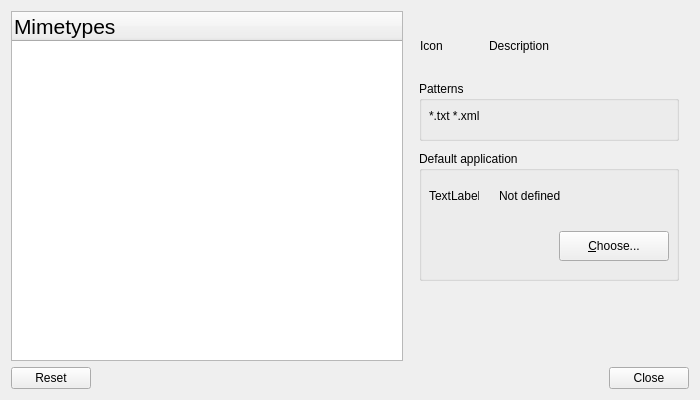
Old version of the form razor-config-file-associations/mimetypeviewer.ui in the repository lxqt/lxqt-config.
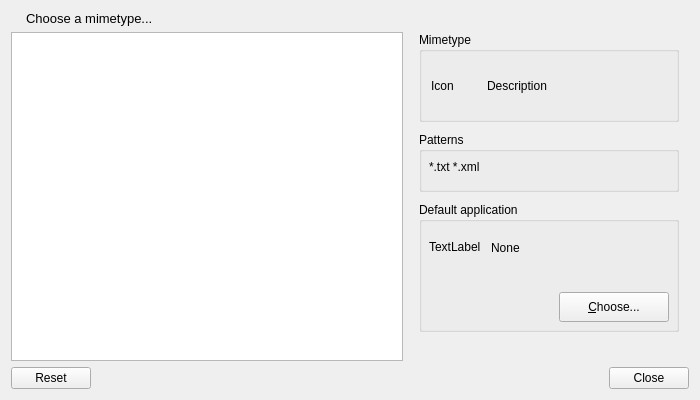
New version of the form.

Commit message: config-file-associations: minor changes to mimetypeviewer looks

Diff of the .ui file:
```diff
--- a/razor-config-file-associations/mimetypeviewer.ui
+++ b/razor-config-file-associations/mimetypeviewer.ui
@@ -20,7 +20,7 @@
    <string>mimetypeviewer</string>
   </property>
   <layout class="QGridLayout" name="gridLayout">
-   <item row="0" column="0">
+   <item row="2" column="0">
     <widget class="QTreeWidget" name="mimetypeTreeWidget">
      <property name="sizePolicy">
       <sizepolicy hsizetype="MinimumExpanding" vsizetype="MinimumExpanding">
@@ -35,7 +35,7 @@
       </size>
      </property>
      <attribute name="headerVisible">
-      <bool>true</bool>
+      <bool>false</bool>
      </attribute>
      <attribute name="headerDefaultSectionSize">
       <number>500</number>
@@ -46,20 +46,13 @@
       </property>
       <property name="font">
        <font>
-        <pointsize>16</pointsize>
+        <pointsize>10</pointsize>
        </font>
       </property>
      </column>
     </widget>
    </item>
-   <item row="1" column="0" colspan="2">
-    <widget class="QDialogButtonBox" name="dialogButtonBox">
-     <property name="standardButtons">
-      <set>QDialogButtonBox::Close|QDialogButtonBox::Reset</set>
-     </property>
-    </widget>
-   </item>
-   <item row="0" column="1">
+   <item row="2" column="1">
     <widget class="QFrame" name="frame">
      <property name="enabled">
       <bool>true</bool>
@@ -86,7 +79,7 @@
       <property name="geometry">
        <rect>
         <x>10</x>
-        <y>140</y>
+        <y>170</y>
         <width>260</width>
         <height>130</height>
        </rect>
@@ -98,7 +91,7 @@
        <property name="geometry">
         <rect>
          <x>140</x>
-         <y>80</y>
+         <y>90</y>
          <width>110</width>
          <height>30</height>
         </rect>
@@ -107,70 +100,65 @@
         <string>&amp;Choose...</string>
        </property>
       </widget>
-      <widget class="QLabel" name="applicationLabel">
-       <property name="geometry">
-        <rect>
-         <x>80</x>
-         <y>30</y>
-         <width>170</width>
-         <height>30</height>
-        </rect>
-       </property>
-       <property name="text">
-        <string>Not defined</string>
-       </property>
-      </widget>
-      <widget class="QLabel" name="appIcon">
+      <widget class="QFrame" name="applicationLabelFrame">
        <property name="geometry">
         <rect>
          <x>10</x>
          <y>20</y>
-         <width>50</width>
-         <height>50</height>
+         <width>241</width>
+         <height>51</height>
         </rect>
        </property>
-       <property name="text">
-        <string>TextLabel</string>
+       <property name="frameShape">
+        <enum>QFrame::NoFrame</enum>
        </property>
+       <property name="frameShadow">
+        <enum>QFrame::Raised</enum>
+       </property>
+       <layout class="QHBoxLayout" name="horizontalLayout">
+        <property name="spacing">
+         <number>0</number>
+        </property>
+        <property name="margin">
+         <number>0</number>
+        </property>
+        <item>
+         <widget class="QLabel" name="appIcon">
+          <property name="sizePolicy">
+           <sizepolicy hsizetype="Fixed" vsizetype="Fixed">
+            <horstretch>0</horstretch>
+            <verstretch>0</verstretch>
+           </sizepolicy>
+          </property>
+          <property name="minimumSize">
+           <size>
+            <width>50</width>
+            <height>50</height>
+           </size>
+          </property>
+          <property name="text">
+           <string>TextLabel</string>
+          </property>
+         </widget>
+        </item>
+        <item>
+         <widget class="QLabel" name="applicationLabel">
+          <property name="text">
+           <string>None</string>
+          </property>
+          <property name="indent">
+           <number>10</number>
+          </property>
+         </widget>
+        </item>
+       </layout>
       </widget>
      </widget>
-     <widget class="QLabel" name="descriptionLabel">
-      <property name="geometry">
-       <rect>
-        <x>80</x>
-        <y>20</y>
-        <width>190</width>
-        <height>30</height>
-       </rect>
-      </property>
-      <property name="text">
-       <string>Description</string>
-      </property>
-     </widget>
-     <widget class="QLabel" name="iconLabel">
-      <property name="geometry">
-       <rect>
-        <x>11</x>
-        <y>10</y>
-        <width>50</width>
-        <height>50</height>
-       </rect>
-      </property>
-      <property name="minimumSize">
-       <size>
-        <width>50</width>
-        <height>50</height>
-       </size>
-      </property>
-      <property name="text">
-       <string>Icon</string>
-      </property>
-     </widget>
      <widget class="QGroupBox" name="patternsGroupBox">
       <property name="geometry">
        <rect>
         <x>10</x>
-        <y>70</y>
+        <y>100</y>
         <width>260</width>
         <height>60</height>
        </rect>
@@ -190,8 +178,77 @@
        <property name="text">
         <string>*.txt *.xml</string>
        </property>
+       <property name="wordWrap">
+        <bool>true</bool>
+       </property>
       </widget>
      </widget>
+     <widget class="QGroupBox" name="mimetypeGroupBox">
+      <property name="geometry">
+       <rect>
+        <x>10</x>
+        <y>0</y>
+        <width>260</width>
+        <height>90</height>
+       </rect>
+      </property>
+      <property name="title">
+       <string>Mimetype</string>
+      </property>
+      <layout class="QHBoxLayout" name="horizontalLayout_2">
+       <item>
+        <widget class="QLabel" name="iconLabel">
+         <property name="sizePolicy">
+          <sizepolicy hsizetype="Fixed" vsizetype="Fixed">
+           <horstretch>0</horstretch>
+           <verstretch>0</verstretch>
+          </sizepolicy>
+         </property>
+         <property name="minimumSize">
+          <size>
+           <width>50</width>
+           <height>50</height>
+          </size>
+         </property>
+         <property name="text">
+          <string>Icon</string>
+         </property>
+        </widget>
+       </item>
+       <item>
+        <widget class="QLabel" name="descriptionLabel">
+         <property name="text">
+          <string>Description</string>
+         </property>
+         <property name="wordWrap">
+          <bool>true</bool>
+         </property>
+        </widget>
+       </item>
+      </layout>
+     </widget>
+    </widget>
+   </item>
+   <item row="1" column="0">
+    <widget class="QLabel" name="label">
+     <property name="font">
+      <font>
+       <pointsize>10</pointsize>
+      </font>
+     </property>
+     <property name="text">
+      <string>Choose a mimetype...</string>
+     </property>
+     <property name="indent">
+      <number>15</number>
+     </property>
+    </widget>
+   </item>
+   <item row="3" column="0" colspan="2">
+    <widget class="QDialogButtonBox" name="dialogButtonBox">
+     <property name="standardButtons">
+      <set>QDialogButtonBox::Close|QDialogButtonBox::Reset</set>
+     </property>
     </widget>
    </item>
   </layout>
```
Left out of the diff: 2 changed lines with no effect on the pictures. The commit also changes 1 other file.
